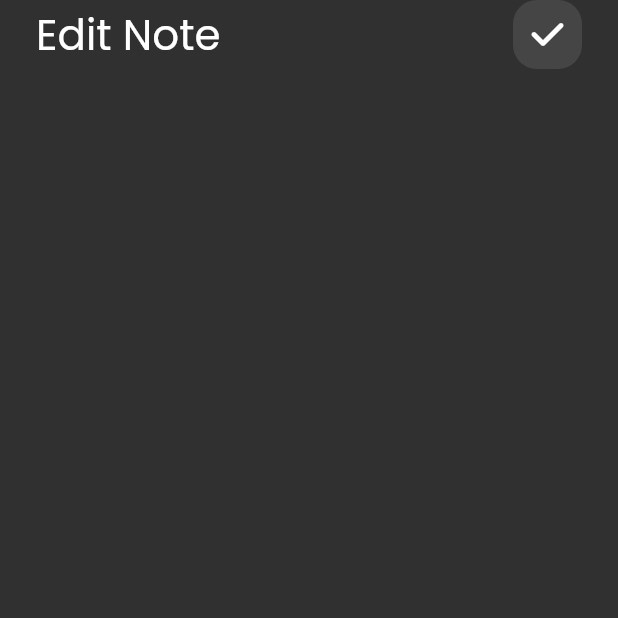
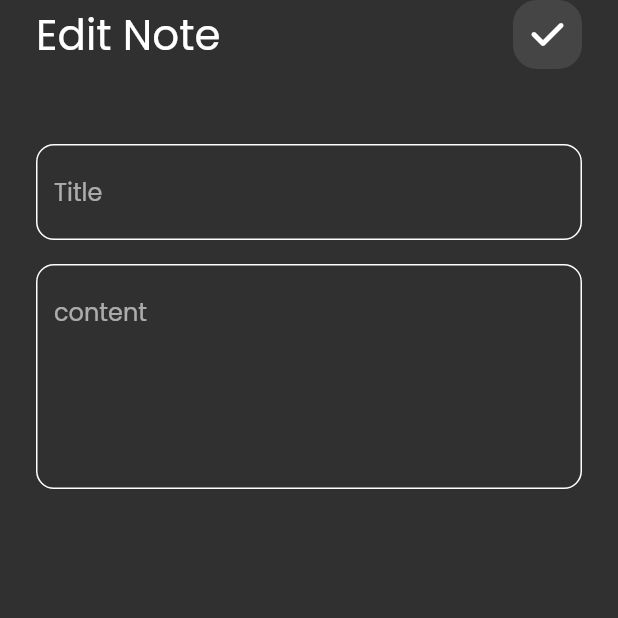
Before and after one commit to 3bary/notes_app, a Flutter app: the EditNoteView screen opened directly, on a phone screen of 412 x 824 dp, the top half of it. Run offline on Flutter 3.47's test engine with Material 2 defaults, Android fonts, the phone set to English and light mode, and no system bars; our stand-ins replace font_awesome_flutter.

Commit message:
create note model

```diff
--- /dev/null
+++ b/lib/models/note_model.dart
@@ -0,0 +1,8 @@
+class NoteModel{
+  final String title;
+  final String subTitle;
+  final String date;
+  final int color;
+
+  NoteModel({required this.title, required this.subTitle, required this.date, required this.color});
+}
--- a/lib/views/widgets/edit_note_view_body.dart
+++ b/lib/views/widgets/edit_note_view_body.dart
@@ -2,6 +2,7 @@ import 'package:flutter/material.dart';
 import 'package:font_awesome_flutter/font_awesome_flutter.dart';
 
 import 'custom_app_bar.dart';
+import 'custom_text_field.dart';
 
 class EditNoteViewBody extends StatelessWidget {
   const EditNoteViewBody({Key? key}) : super(key: key);
@@ -13,7 +14,10 @@ class EditNoteViewBody extends StatelessWidget {
       child: Column(
         children:  const [
           CustomAppBar(title: 'Edit Note', icon: FontAwesomeIcons.check,),
-
+          SizedBox(height: 50,),
+          CustomTextField(hintText: 'Title',),
+          SizedBox(height: 16,),
+          CustomTextField(hintText: 'content',maxLines: 5,),
         ],
       ),
     );
```
